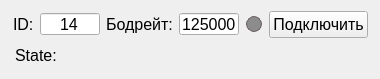
This is frontend/DialogSerial.ui in AtariVC/ddii_scopus as Qt 5 draws it before an edit. The edited form follows.
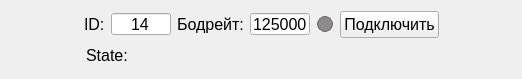
This is the edited form.

```diff
--- a/frontend/DialogSerial.ui
+++ b/frontend/DialogSerial.ui
@@ -6,7 +6,7 @@
    <rect>
     <x>0</x>
     <y>0</y>
-    <width>380</width>
+    <width>522</width>
     <height>74</height>
    </rect>
   </property>
@@ -257,7 +257,7 @@
      <item>
       <widget class="QPushButton" name="pushButton_connect_w">
        <property name="sizePolicy">
-        <sizepolicy hsizetype="Preferred" vsizetype="Preferred">
+        <sizepolicy hsizetype="Minimum" vsizetype="Fixed">
          <horstretch>0</horstretch>
          <verstretch>0</verstretch>
         </sizepolicy>
```
